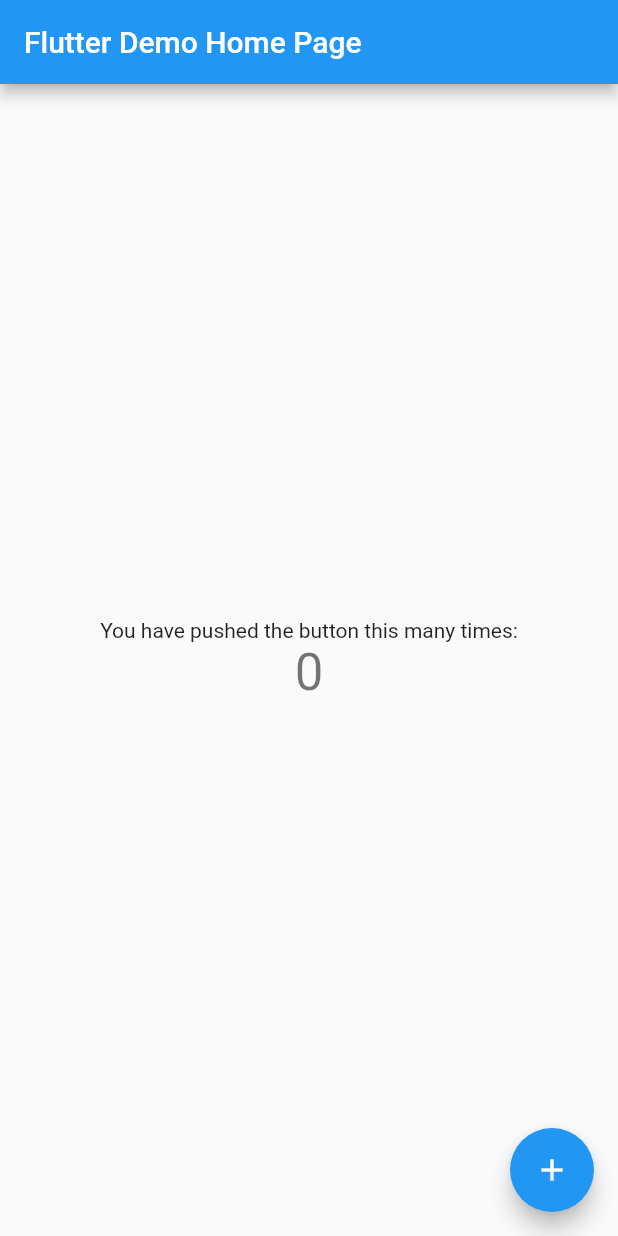
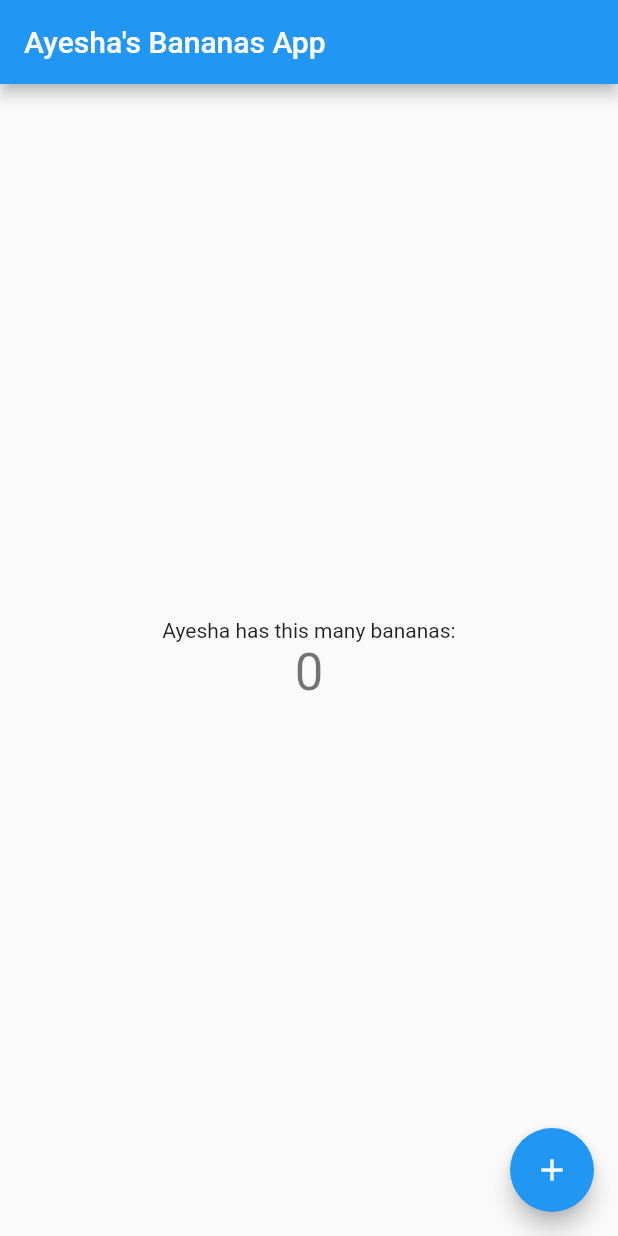
Before and after one commit to dimitri-sky/flutterapp, a Flutter app: the screen it shows after launch, on a phone screen of 412 x 824 dp. Run offline on Flutter 3.47's test engine with Material 2 defaults, Android fonts, the phone set to English and light mode, and no system bars.

Commit message:
Update main.dart

```diff
--- a/lib/main.dart
+++ b/lib/main.dart
@@ -9,7 +9,7 @@ class MyApp extends StatelessWidget {
   @override
   Widget build(BuildContext context) {
     return MaterialApp(
-      title: 'Flutter Demo',
+      title: 'Ayehsa',
       theme: ThemeData(
         // This is the theme of your application.
         //
@@ -22,7 +22,7 @@ class MyApp extends StatelessWidget {
         // is not restarted.
         primarySwatch: Colors.blue,
       ),
-      home: MyHomePage(title: 'Flutter Demo Home Page'),
+      home: MyHomePage(title: "Ayesha's Bananas App"),
     );
   }
 }
@@ -94,7 +94,7 @@ class _MyHomePageState extends State<MyHomePage> {
           mainAxisAlignment: MainAxisAlignment.center,
           children: <Widget>[
             Text(
-              'You have pushed the button this many times:',
+              'Ayesha has this many bananas:',
             ),
             Text(
               '$_counter',
```
